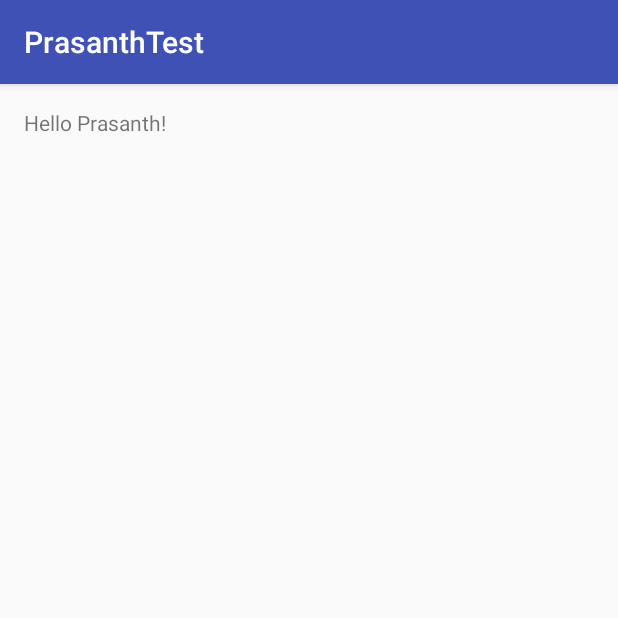
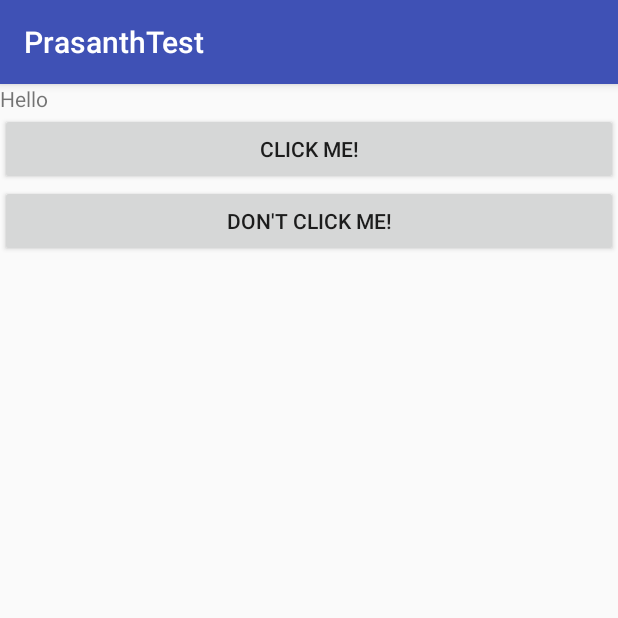
Before and after one commit to balabhuvana/PrasanthTest, an Android app: the screen it shows after launch (MainActivity), on a phone screen of 412 x 824 dp, the top half of it. Run offline under Robolectric (Android 15) with nearby library versions, the phone set to English and light mode, and no system bars.

```diff
--- a/app/src/main/java/com/example/ba362134/prasanthtest/MainActivity.java
+++ b/app/src/main/java/com/example/ba362134/prasanthtest/MainActivity.java
@@ -1,13 +1,31 @@
 package com.example.ba362134.prasanthtest;
 
+import android.os.Bundle;
+import android.support.annotation.Nullable;
 import android.support.v7.app.AppCompatActivity;
-import android.os.Bundle;
+import android.view.View;
+import android.widget.TextView;
 
-public class MainActivity extends AppCompatActivity {
+public class MainActivity extends AppCompatActivity implements View.OnClickListener {
+
+    private TextView text;
 
     @Override
-    protected void onCreate(Bundle savedInstanceState) {
+    protected void onCreate(@Nullable Bundle savedInstanceState) {
         super.onCreate(savedInstanceState);
         setContentView(R.layout.activity_main);
+
+        findViewById(R.id.button).setOnClickListener(this);
+        findViewById(R.id.hide).setOnClickListener(this);
+        text = (TextView) findViewById(R.id.text);
+    }
+
+    @Override
+    public void onClick(View v) {
+        if (v.getId() == R.id.button) {
+            text.setText("Hello World!");
+        } else {
+            v.setVisibility(View.GONE);
+        }
     }
 }
--- a/app/src/main/res/layout/activity_main.xml
+++ b/app/src/main/res/layout/activity_main.xml
@@ -1,17 +1,25 @@
 <?xml version="1.0" encoding="utf-8"?>
-<RelativeLayout xmlns:android="http://schemas.android.com/apk/res/android"
-    xmlns:tools="http://schemas.android.com/tools"
-    android:id="@+id/activity_main"
+<LinearLayout xmlns:android="http://schemas.android.com/apk/res/android"
     android:layout_width="match_parent"
     android:layout_height="match_parent"
-    android:paddingBottom="@dimen/activity_vertical_margin"
-    android:paddingLeft="@dimen/activity_horizontal_margin"
-    android:paddingRight="@dimen/activity_horizontal_margin"
-    android:paddingTop="@dimen/activity_vertical_margin"
-    tools:context="com.example.ba362134.prasanthtest.MainActivity">
+    android:orientation="vertical">
 
     <TextView
+        android:id="@+id/text"
         android:layout_width="wrap_content"
         android:layout_height="wrap_content"
-        android:text="Hello Prasanth!" />
-</RelativeLayout>
+        android:text="Hello" />
+
+    <Button
+        android:id="@+id/button"
+        android:layout_width="match_parent"
+        android:layout_height="wrap_content"
+        android:text="Click Me!" />
+
+    <Button
+        android:id="@+id/hide"
+        android:layout_width="match_parent"
+        android:layout_height="wrap_content"
+        android:text="Don't Click Me!" />
+
+</LinearLayout>
```
Also changed, not shown: app/build.gradle (+30 -0 lines), 2 other files.
